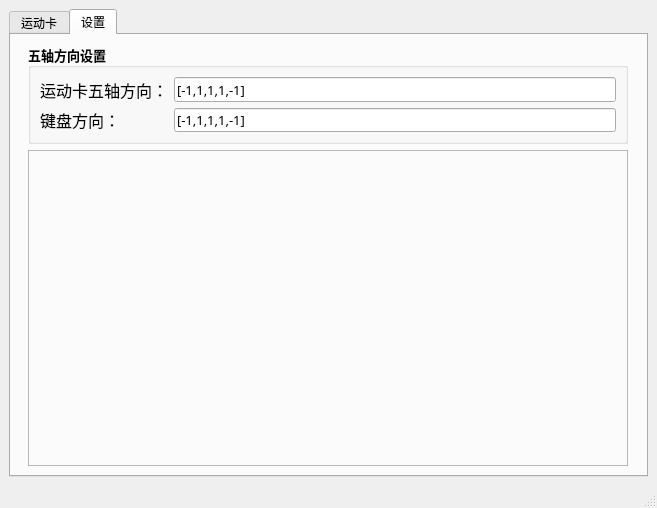
This is YD_UI.ui in zzw168/YD_Card as Qt 5 draws it before an edit. The edited form follows.
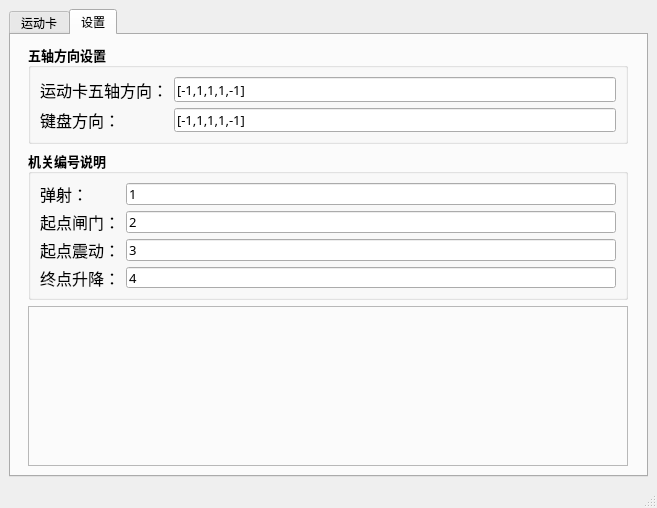
This is the edited form. The open tabs and pages were chosen to show the change.

The edit to the form file:
```diff
--- a/YD_UI.ui
+++ b/YD_UI.ui
@@ -1283,6 +1283,194 @@
          </widget>
         </item>
         <item row="1" column="0">
+         <widget class="QGroupBox" name="groupBox_32">
+          <property name="minimumSize">
+           <size>
+            <width>0</width>
+            <height>0</height>
+           </size>
+          </property>
+          <property name="maximumSize">
+           <size>
+            <width>600</width>
+            <height>150</height>
+           </size>
+          </property>
+          <property name="font">
+           <font>
+            <family>微软雅黑</family>
+            <pointsize>10</pointsize>
+            <bold>true</bold>
+           </font>
+          </property>
+          <property name="title">
+           <string>机关编号说明</string>
+          </property>
+          <layout class="QGridLayout" name="gridLayout_58">
+           <item row="2" column="1">
+            <widget class="QLineEdit" name="lineEdit_shake">
+             <property name="minimumSize">
+              <size>
+               <width>0</width>
+               <height>0</height>
+              </size>
+             </property>
+             <property name="font">
+              <font>
+               <family>微软雅黑</family>
+               <pointsize>10</pointsize>
+               <bold>false</bold>
+              </font>
+             </property>
+             <property name="toolTip">
+              <string/>
+             </property>
+             <property name="text">
+              <string>3</string>
+             </property>
+             <property name="readOnly">
+              <bool>true</bool>
+             </property>
+            </widget>
+           </item>
+           <item row="0" column="1">
+            <widget class="QLineEdit" name="lineEdit_shoot">
+             <property name="minimumSize">
+              <size>
+               <width>0</width>
+               <height>0</height>
+              </size>
+             </property>
+             <property name="font">
+              <font>
+               <family>微软雅黑</family>
+               <pointsize>10</pointsize>
+               <bold>false</bold>
+              </font>
+             </property>
+             <property name="toolTip">
+              <string/>
+             </property>
+             <property name="text">
+              <string>1</string>
+             </property>
+             <property name="readOnly">
+              <bool>true</bool>
+             </property>
+            </widget>
+           </item>
+           <item row="0" column="0">
+            <widget class="QLabel" name="label_66">
+             <property name="font">
+              <font>
+               <family>微软雅黑</family>
+               <pointsize>12</pointsize>
+               <bold>false</bold>
+              </font>
+             </property>
+             <property name="text">
+              <string>弹射：</string>
+             </property>
+            </widget>
+           </item>
+           <item row="1" column="0">
+            <widget class="QLabel" name="label_71">
+             <property name="font">
+              <font>
+               <family>微软雅黑</family>
+               <pointsize>12</pointsize>
+               <bold>false</bold>
+              </font>
+             </property>
+             <property name="text">
+              <string>起点闸门：</string>
+             </property>
+            </widget>
+           </item>
+           <item row="3" column="1">
+            <widget class="QLineEdit" name="lineEdit_end">
+             <property name="minimumSize">
+              <size>
+               <width>0</width>
+               <height>0</height>
+              </size>
+             </property>
+             <property name="font">
+              <font>
+               <family>微软雅黑</family>
+               <pointsize>10</pointsize>
+               <bold>false</bold>
+              </font>
+             </property>
+             <property name="toolTip">
+              <string/>
+             </property>
+             <property name="text">
+              <string>4</string>
+             </property>
+             <property name="readOnly">
+              <bool>true</bool>
+             </property>
+            </widget>
+           </item>
+           <item row="2" column="0">
+            <widget class="QLabel" name="label_72">
+             <property name="font">
+              <font>
+               <family>微软雅黑</family>
+               <pointsize>12</pointsize>
+               <bold>false</bold>
+              </font>
+             </property>
+             <property name="text">
+              <string>起点震动：</string>
+             </property>
+            </widget>
+           </item>
+           <item row="3" column="0">
+            <widget class="QLabel" name="label_73">
+             <property name="font">
+              <font>
+               <family>微软雅黑</family>
+               <pointsize>12</pointsize>
+               <bold>false</bold>
+              </font>
+             </property>
+             <property name="text">
+              <string>终点升降：</string>
+             </property>
+            </widget>
+           </item>
+           <item row="1" column="1">
+            <widget class="QLineEdit" name="lineEdit_start">
+             <property name="minimumSize">
+              <size>
+               <width>0</width>
+               <height>0</height>
+              </size>
+             </property>
+             <property name="font">
+              <font>
+               <family>微软雅黑</family>
+               <pointsize>10</pointsize>
+               <bold>false</bold>
+              </font>
+             </property>
+             <property name="toolTip">
+              <string/>
+             </property>
+             <property name="text">
+              <string>2</string>
+             </property>
+             <property name="readOnly">
+              <bool>true</bool>
+             </property>
+            </widget>
+           </item>
+          </layout>
+         </widget>
+        </item>
+        <item row="2" column="0">
          <widget class="QFrame" name="frame_12">
           <property name="frameShape">
            <enum>QFrame::Shape::StyledPanel</enum>
```
